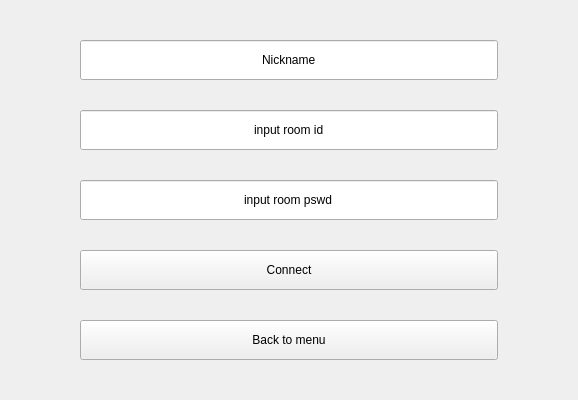
The window that HiddenChess/JoiningWidget.ui (Nekttuman/HiddenChess) describes before a commit, drawn with Qt 5.
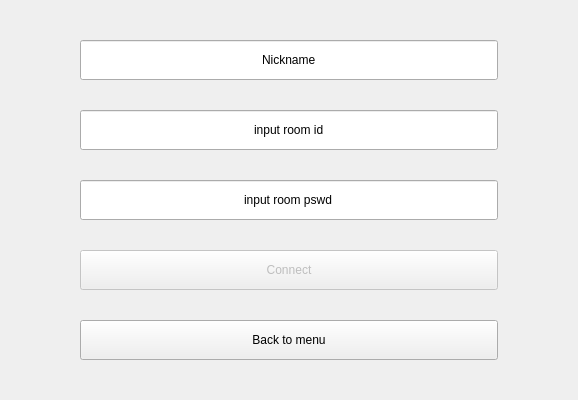
The same window after the commit.

```diff
--- a/HiddenChess/JoiningWidget.ui
+++ b/HiddenChess/JoiningWidget.ui
@@ -79,6 +79,9 @@
    </item>
    <item>
     <widget class="QPushButton" name="connectButton">
+     <property name="enabled">
+      <bool>false</bool>
+     </property>
      <property name="sizePolicy">
       <sizepolicy hsizetype="Minimum" vsizetype="Minimum">
        <horstretch>0</horstretch>
```
